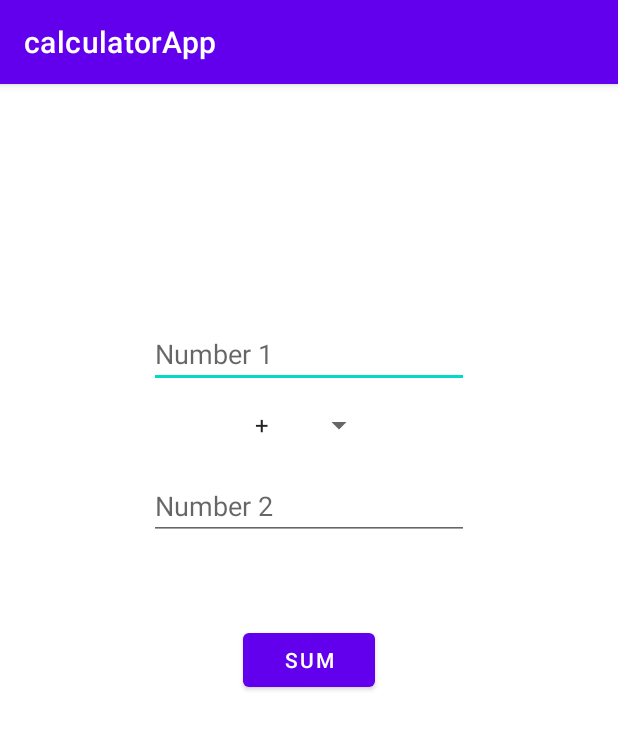
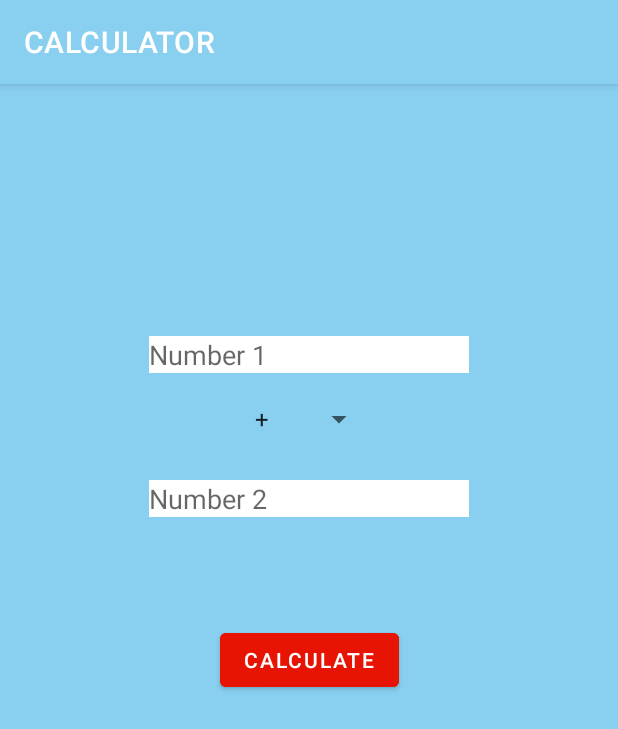
Before and after one commit to S782364983764598734/CalculatorApp-Eric-Zhan, an Android app: the screen it shows after launch (MainActivity), on a phone screen of 412 x 824 dp. Shown: the top 729 px of the screen. Run offline under Robolectric (Android 15) with nearby library versions, the phone set to English and light mode, and no system bars.

Commit message:
Finished Asthetics

```diff
--- a/app/src/main/AndroidManifest.xml
+++ b/app/src/main/AndroidManifest.xml
@@ -8,7 +8,7 @@
         android:dataExtractionRules="@xml/data_extraction_rules"
         android:fullBackupContent="@xml/backup_rules"
         android:icon="@mipmap/ic_launcher"
-        android:label="@string/app_name"
+        android:label="CALCULATOR"
         android:roundIcon="@mipmap/ic_launcher_round"
         android:supportsRtl="true"
         android:theme="@style/Theme.CalculatorApp"
--- a/app/src/main/java/com/example/calculatorapp/MainActivity.java
+++ b/app/src/main/java/com/example/calculatorapp/MainActivity.java
@@ -106,7 +106,7 @@ public class MainActivity extends AppCompatActivity implements AdapterView.OnIte
     @Override
     public void onItemSelected(AdapterView<?> parent, View view, int position, long id) {
         String text = parent.getItemAtPosition(position).toString();
-        Toast.makeText(parent.getContext(),text + " position is " + position,Toast.LENGTH_SHORT).show();
+        Toast.makeText(parent.getContext(),text,Toast.LENGTH_SHORT).show();
         pos = position;
 
     }
--- a/app/src/main/res/layout/activity_main.xml
+++ b/app/src/main/res/layout/activity_main.xml
@@ -4,14 +4,16 @@
     xmlns:tools="http://schemas.android.com/tools"
     android:layout_width="match_parent"
     android:layout_height="match_parent"
+    android:background="@color/blue"
     tools:context=".MainActivity">
 
     <Button
         android:id="@+id/findSum"
         android:layout_width="wrap_content"
         android:layout_height="wrap_content"
-        android:text="SUM"
+        android:text="Calculate"
         android:onClick="operation"
+        android:backgroundTint="@color/red"
         app:layout_constraintBottom_toBottomOf="parent"
         app:layout_constraintEnd_toEndOf="parent"
         app:layout_constraintStart_toStartOf="parent"
@@ -24,6 +26,7 @@
         android:ems="10"
         android:hint="Number 1"
         android:inputType="textPersonName"
+        android:background="@color/white"
         app:layout_constraintBottom_toTopOf="@+id/findSum"
         app:layout_constraintEnd_toEndOf="parent"
         app:layout_constraintStart_toStartOf="parent"
@@ -36,6 +39,7 @@
         android:ems="10"
         android:hint="Number 2"
         android:inputType="textPersonName"
+        android:background="@color/white"
         app:layout_constraintBottom_toTopOf="@+id/findSum"
         app:layout_constraintEnd_toEndOf="parent"
         app:layout_constraintStart_toStartOf="parent"
@@ -45,6 +49,7 @@
         android:id="@+id/resultTV"
         android:layout_width="wrap_content"
         android:layout_height="wrap_content"
+        android:textSize="32dp"
         app:layout_constraintBottom_toTopOf="@+id/num1ET"
         app:layout_constraintEnd_toEndOf="parent"
         app:layout_constraintHorizontal_bias="0.498"
--- a/app/src/main/res/values/colors.xml
+++ b/app/src/main/res/values/colors.xml
@@ -1,10 +1,13 @@
 <?xml version="1.0" encoding="utf-8"?>
 <resources>
     <color name="purple_200">#FFBB86FC</color>
-    <color name="purple_500">#FF6200EE</color>
-    <color name="purple_700">#FF3700B3</color>
+    <color name="purple_500">#FF89CFF0</color>
+    <color name="purple_700">#FF89CFF0</color>
     <color name="teal_200">#FF03DAC5</color>
     <color name="teal_700">#FF018786</color>
     <color name="black">#FF000000</color>
     <color name="white">#FFFFFFFF</color>
+    <color name="red">#FFE71404</color>
+    <color name="blue">#FF89CFF0</color>
+
 </resources>
```
